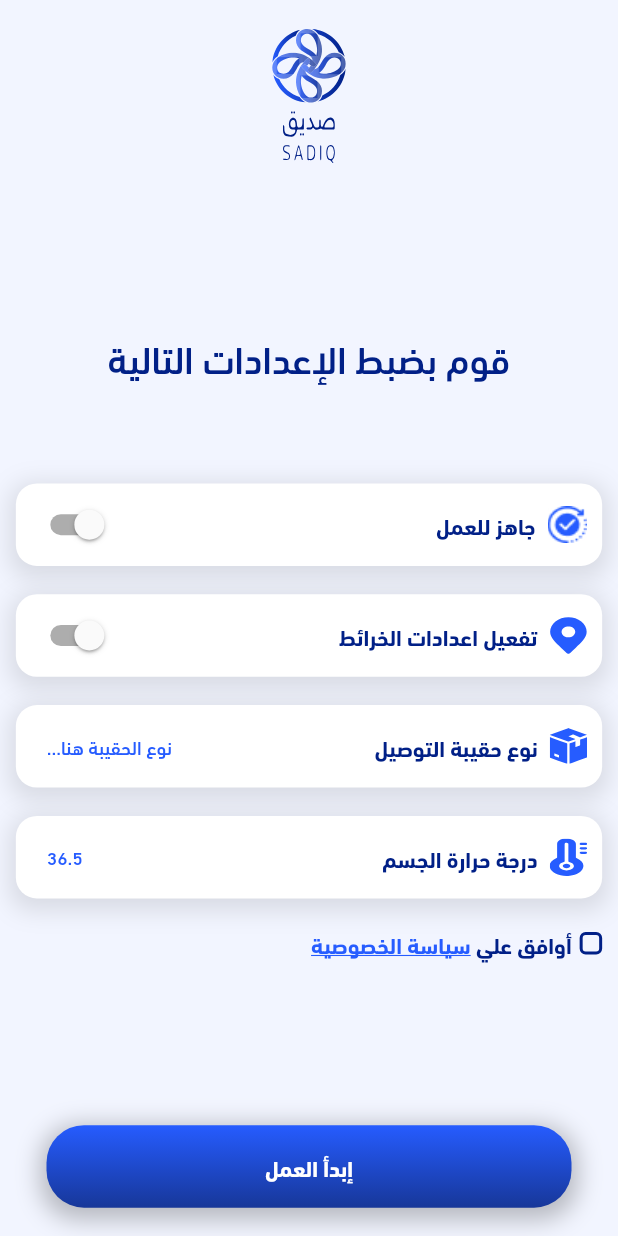
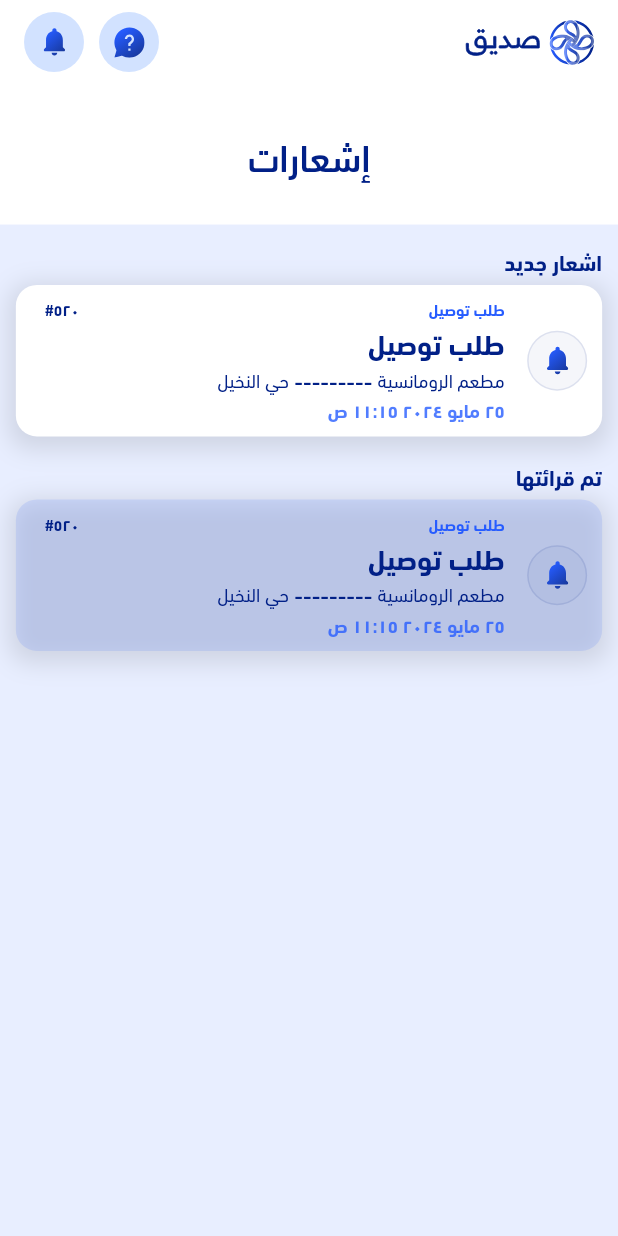
Before and after one commit to AhmedMahhmoud/Sadiq, a Flutter app: the screen it shows after launch, on a phone screen of 412 x 824 dp. Run offline on Flutter 3.47's test engine with Material 3 defaults, Android fonts, the light colour scheme and no system bars; our stand-ins replace animate_do, bloc, easy_localization, easy_stepper, equatable, flutter_bloc and 4 more; missing offline and left inert: cupertino_battery_indicator, wheel_picker.

Commit message:
notifications

```diff
--- a/lib/Core/Shared/ui/images/svg_display.dart
+++ b/lib/Core/Shared/ui/images/svg_display.dart
@@ -30,8 +30,11 @@ class SvgDisplay extends StatelessWidget {
 
 class SvgInsideCircle extends StatelessWidget {
   final String path;
+
+  final BoxDecoration? decoration;
   const SvgInsideCircle({
     required this.path,
+    this.decoration,
     super.key,
   });
 
@@ -40,8 +43,11 @@ class SvgInsideCircle extends StatelessWidget {
     return Container(
       width: 40,
       height: 40,
-      decoration: const BoxDecoration(
-          shape: BoxShape.circle, color: AppColors.iconsBackgroundColor),
+      decoration: decoration ??
+          const BoxDecoration(
+            shape: BoxShape.circle,
+            color: AppColors.iconsBackgroundColor,
+          ),
       child: Center(
         child: SvgDisplay(path: path),
       ),
--- /dev/null
+++ b/lib/Features/Notification/View/Screen/notification.dart
@@ -0,0 +1,173 @@
+import 'package:flutter/material.dart';
+import 'package:flutter_screenutil/flutter_screenutil.dart';
+
+import '../../../../Core/Paths/svg_icons_paths.dart';
+import '../../../../Core/Shared/ui/images/svg_display.dart';
+import '../../../../Core/Theme/Colors/app_colors.dart';
+
+import '../../../../Core/Theme/text/text_style.dart';
+import '../../../Home/View/Widgets/appbar_header.dart';
+
+class NotificationScreen extends StatelessWidget {
+  const NotificationScreen({super.key});
+
+  @override
+  Widget build(BuildContext context) {
+    return Scaffold(
+      appBar: const AppbarHeader(),
+      backgroundColor: AppColors.backgroundSecondaryColor,
+      body: Column(
+        children: [
+          Container(
+            padding: EdgeInsets.symmetric(vertical: 15.h),
+            width: MediaQuery.sizeOf(context).width,
+            color: Colors.white,
+            child: Center(
+              child: Text(
+                'إشعارات',
+                style: AppTextStyle.headline.copyWith(
+                  color: AppColors.secondaryColor,
+                  fontWeight: FontWeight.w500,
+                ),
+              ),
+            ),
+          ),
+          Padding(
+            padding: EdgeInsets.symmetric(horizontal: 10.w, vertical: 7.h),
+            child: Column(
+              crossAxisAlignment: CrossAxisAlignment.start,
+              children: [
+                Text(
+                  'اشعار جديد',
+                  style: AppTextStyle.smallBodyHeavyBold.copyWith(
+                    color: AppColors.secondaryColor,
+                  ),
+                ),
+                SizedBox(height: 5),
+                NotificationCard(isActive: true),
+                SizedBox(height: 15),
+                Text(
+                  'تم قرائتها',
+                  style: AppTextStyle.smallBodyHeavyBold.copyWith(
+                    color: AppColors.secondaryColor,
+                  ),
+                ),
+                SizedBox(height: 5),
+                NotificationCard(isActive: false),
+              ],
+            ),
+          ),
+        ],
+      ),
+    );
+  }
+}
+
+class NotificationCard extends StatelessWidget {
+  final bool isActive;
+  const NotificationCard({
+    super.key,
+    required this.isActive,
+  });
+
+  @override
+  Widget build(BuildContext context) {
+    return Container(
+      padding: const EdgeInsets.symmetric(horizontal: 10, vertical: 8),
+      decoration: BoxDecoration(
+        boxShadow: [
+          BoxShadow(
+            color: Colors.black.withOpacity(0.11),
+            blurRadius: 13,
+            spreadRadius: 4,
+            offset: const Offset(0, 4),
+          ),
+        ],
+        color:
+            isActive ? Colors.white : AppColors.primaryColor.withOpacity(0.12),
+        borderRadius: BorderRadius.circular(14),
+      ),
+      child: Row(
+        children: [
+          Column(
+            children: [
+              SvgInsideCircle(
+                decoration: BoxDecoration(
+                  shape: BoxShape.circle,
+                  color: AppColors.secondaryColor.withOpacity(0.04),
+                  border: Border.all(
+                    color: AppColors.secondaryColor.withOpacity(0.1),
+                  ),
+                ),
+                path: SvgAssetsPaths.notificationBell,
+              ),
+            ],
+          ),
+          const SizedBox(width: 15),
+          Column(
+            crossAxisAlignment: CrossAxisAlignment.start,
+            children: [
+              SizedBox(
+                width: 290.w,
+                child: Row(
+                  mainAxisAlignment: MainAxisAlignment.spaceBetween,
+                  children: [
+                    Text(
+                      'طلب توصيل',
+                      style: AppTextStyle.caption.copyWith(
+                        color: AppColors.primaryColor,
+                        fontSize: 10.sp,
+                      ),
+                    ),
+                    Text(
+                      '٥٢٠#',
+                      style: AppTextStyle.caption.copyWith(
+                        color: AppColors.secondaryColor,
+                        fontSize: 10.sp,
+                      ),
+                    ),
+                  ],
+                ),
+              ),
+              Text(
+                'طلب توصيل',
+                style: AppTextStyle.subheadline.copyWith(
+                  color: AppColors.secondaryColor,
+                ),
+              ),
+              Row(
+                children: [
+                  Text(
+                    'مطعم الرومانسية',
+                    style: AppTextStyle.caption.copyWith(
+                        color: AppColors.secondaryColor,
+                        fontWeight: FontWeight.w400),
+                  ),
+                  Text(
+                    ' --------- ',
+                    style: AppTextStyle.caption.copyWith(
+                        color: AppColors.secondaryColor,
+                        fontWeight: FontWeight.w500,
+                        fontSize: 15),
+                  ),
+                  Text(
+                    'حي النخيل',
+                    style: AppTextStyle.caption.copyWith(
+                        color: AppColors.secondaryColor,
+                        fontWeight: FontWeight.w400),
+                  ),
+                ],
+              ),
+              Text(
+                '٢٥ مايو ٢٠٢٤ ١١:١٥ ص',
+                style: AppTextStyle.caption.copyWith(
+                  color: AppColors.primaryColor.withOpacity(0.8),
+                ),
+              ),
+            ],
+          ),
+        ],
+      ),
+    );
+  }
+}
--- a/lib/Features/Setting/View/Screen/setting.dart
+++ b/lib/Features/Setting/View/Screen/setting.dart
@@ -1,5 +1,3 @@
-import 'dart:async';
-
 import 'package:flutter/material.dart';
 import 'package:flutter_bloc/flutter_bloc.dart';
 import 'package:flutter_screenutil/flutter_screenutil.dart';
@@ -203,21 +201,15 @@ class SettingScreen extends StatelessWidget {
                   ),
                 ],
               ),
-              Container(
-                height: 40.h,
-                width: 40.w,
+              SvgInsideCircle(
+                path: SvgAssetsPaths.delivery,
                 decoration: BoxDecoration(
-                    shape: BoxShape.circle,
+                  shape: BoxShape.circle,
+                  color:
+                      const Color.fromARGB(255, 29, 44, 90).withOpacity(0.04),
+                  border: Border.all(
                     color:
-                        const Color.fromARGB(255, 29, 44, 90).withOpacity(0.04),
-                    border: Border.all(
-                        color: const Color.fromARGB(255, 29, 44, 90)
-                            .withOpacity(0.1))),
-                child: const Center(
-                  child: SvgDisplay(
-                    path: SvgAssetsPaths.delivery,
-                    size: Size(25, 25),
-                    color: Color.fromRGBO(38, 92, 255, 1),
+                        const Color.fromARGB(255, 29, 44, 90).withOpacity(0.1),
                   ),
                 ),
               ),
@@ -228,9 +220,9 @@ class SettingScreen extends StatelessWidget {
                   fontWeight: FontWeight.w500,
                 ),
               ),
-              SizedBox(
+              const SizedBox(
+                width: 300,
                 child: WheelPickerExample(),
-                width: 300,
               ),
               RoundedButton(
                 onPressed: () {},
--- a/lib/Routes/app_routes.dart
+++ b/lib/Routes/app_routes.dart
@@ -6,6 +6,8 @@ import 'package:sadiq/Features/Home/View/Screen/home.dart';
 import 'package:sadiq/Features/Setting/View/Screen/setting.dart';
 import 'package:sadiq/Features/Splash/View/Screen/splash_screen.dart';
 import 'package:sadiq/Routes/routes.dart';
+
+import '../Features/Notification/View/Screen/notification.dart';
 
 class AppRouter {
   static PageRouteBuilder<dynamic> _createRoute(Widget page) {
@@ -41,6 +43,8 @@ class AppRouter {
         return _createRoute(const SuccessScreen());
       case AppRoutes.setting:
         return _createRoute(const SettingScreen());
+      case AppRoutes.notification:
+        return _createRoute(const NotificationScreen());
       default:
         return MaterialPageRoute(
           builder: (_) => Scaffold(
--- a/lib/Routes/routes.dart
+++ b/lib/Routes/routes.dart
@@ -5,4 +5,5 @@ class AppRoutes {
   static const String signup = '/signup';
   static const String success = '/success';
   static const String setting = '/setting';
+  static const String notification = '/notification';
 }
--- a/lib/main.dart
+++ b/lib/main.dart
@@ -43,7 +43,7 @@ class MyApp extends StatelessWidget {
             locale: context.locale,
             localizationsDelegates: context.localizationDelegates,
             onGenerateRoute: AppRouter.generateRoute,
-            initialRoute: AppRoutes.setting,
+            initialRoute: AppRoutes.notification,
             home: const HomeScreen(),
             navigatorKey: navKey,
             debugShowCheckedModeBanner: false,
```
Also changed, not shown: lib/Features/Home/View/MyOrders/View/Screens/my_orders.dart (+7 -3 lines), lib/Features/Home/View/Screen/home.dart (+7 -6 lines), 1 other file.
